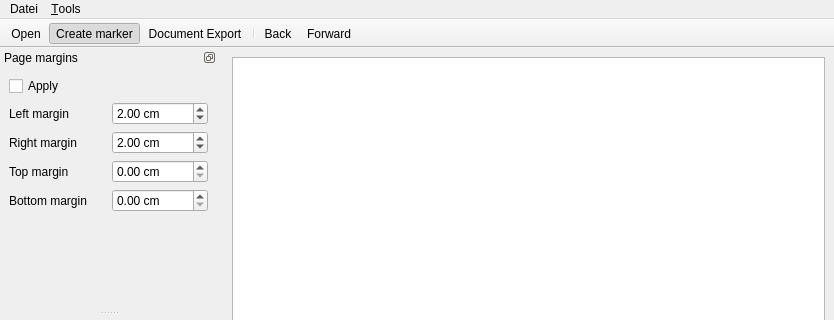
First picture: the form in MainDialog.ui, repository klindworth/pdfsum, before the edit; both pictures show x 0 to 834 and y 0 to 320 of the 834 by 861 pixel window.
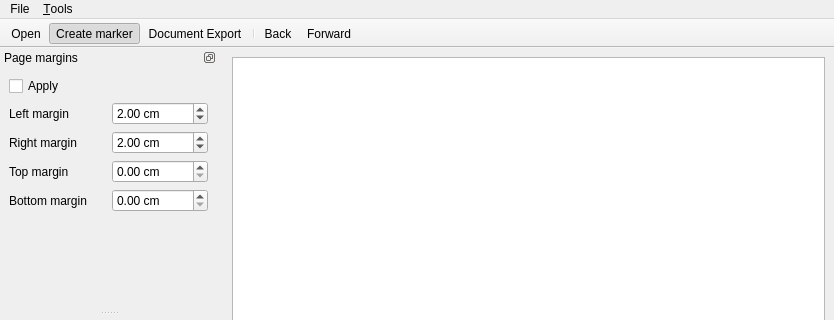
Second picture: the form after the edit. Icons and pictures are not drawn. Custom widgets are drawn as their Qt base class.

Commit message: * ui bugfixes (menu was in german) * automark crash in corner cases fixed * unloading document crash fixed

```diff
--- a/MainDialog.ui
+++ b/MainDialog.ui
@@ -31,7 +31,7 @@
    </property>
    <widget class="QMenu" name="menuDatei">
     <property name="title">
-     <string>Datei</string>
+     <string>File</string>
     </property>
     <addaction name="action_open"/>
    </widget>
```
Left out of the diff: 4 changed lines with no effect on the pictures. The commit also changes 3 other files.
